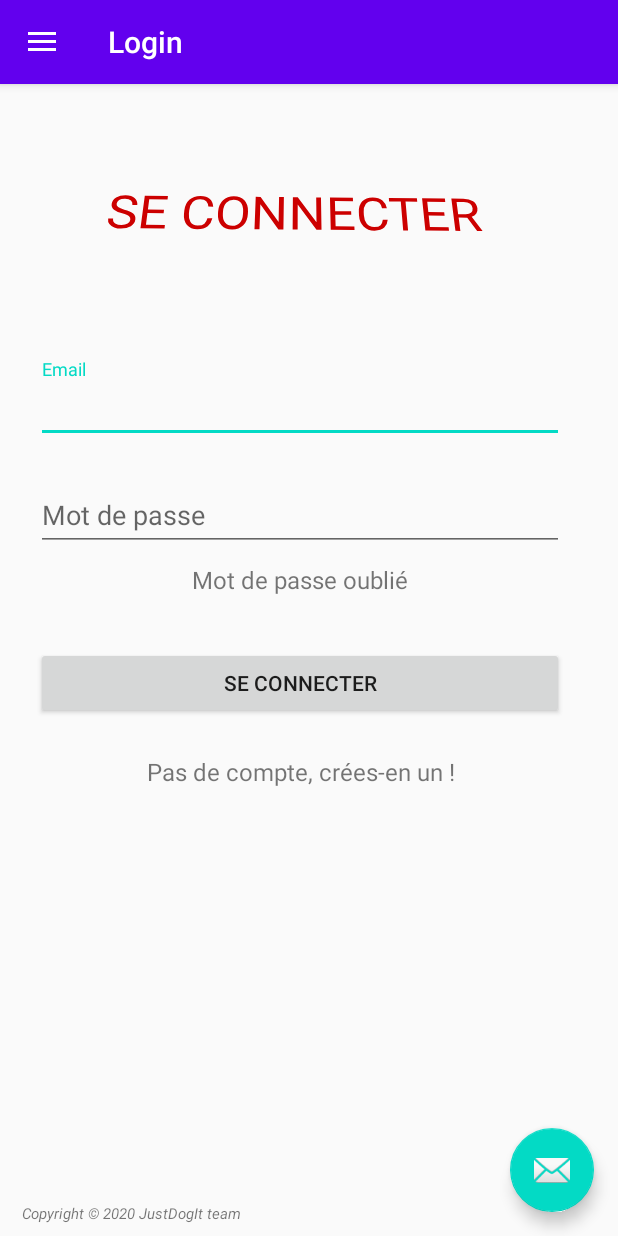
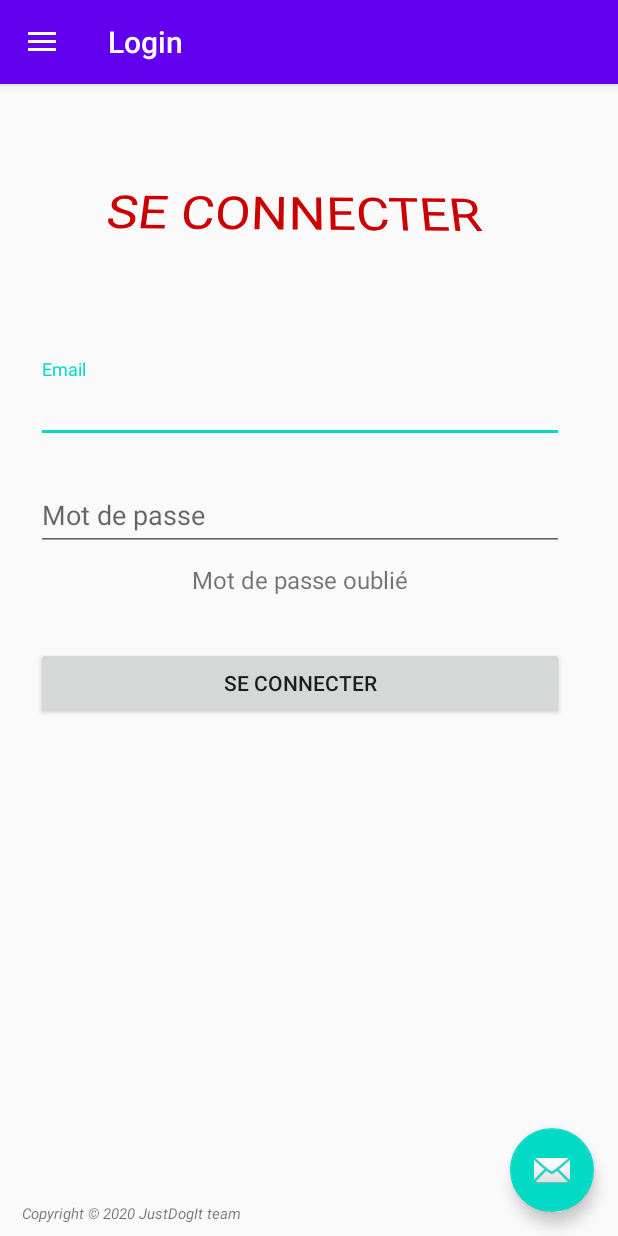
Before and after one commit to AlexisDieu/MobileJustDogIt, an Android app: the screen it shows after launch (NavigationActivity), in the side drawer, after a tap on "Login", on a phone screen of 412 x 824 dp. Run offline under Robolectric (Android 15) with nearby library versions, the phone set to English and light mode, and no system bars; our stand-ins replace navigation-ui.

Commit message:
last push for me

```diff
--- a/app/src/main/java/com/helha/mobilejustdogit/LoginFragment.java
+++ b/app/src/main/java/com/helha/mobilejustdogit/LoginFragment.java
@@ -47,7 +47,6 @@ public class LoginFragment extends Fragment implements View.OnClickListener {
 
         Button btn = (Button) rootView.findViewById(R.id.btn_login);
         TextView MdpOublie = rootView.findViewById(R.id.MdpOublie);
-        TextView creationCompte = rootView.findViewById(R.id.txt_creationCompte);
 
 
         email = rootView.findViewById(R.id.Login_email);
@@ -61,15 +60,6 @@ public class LoginFragment extends Fragment implements View.OnClickListener {
             public void onClick(View v) {
                 Intent i = new Intent(v.getContext(), mdpoublie.class);
                 getActivity().startActivity(i);
-            }
-        });
-        creationCompte.setOnClickListener(new View.OnClickListener() {
-            @Override
-            public void onClick(View v) {
-                Fragment fragment2 = new InscriptionFragment();
-                getFragmentManager().beginTransaction().
-                        replace(R.id.txt_creationCompte, fragment2).
-                        addToBackStack("frags").commit();
             }
         });
 
--- a/app/src/main/res/layout/fragment_login.xml
+++ b/app/src/main/res/layout/fragment_login.xml
@@ -78,17 +78,6 @@
             android:padding="12dp"
             android:text="Se connecter" />
 
-        <TextView
-            android:id="@+id/txt_creationCompte"
-            android:layout_width="fill_parent"
-            android:layout_height="wrap_content"
-            android:layout_marginBottom="24dp"
-            android:gravity="center"
-            android:text="Pas de compte, crées-en un !"
-            android:onClick="account"
-            android:textSize="16dip" />
-
-
     </LinearLayout>
 
 </FrameLayout>
```
